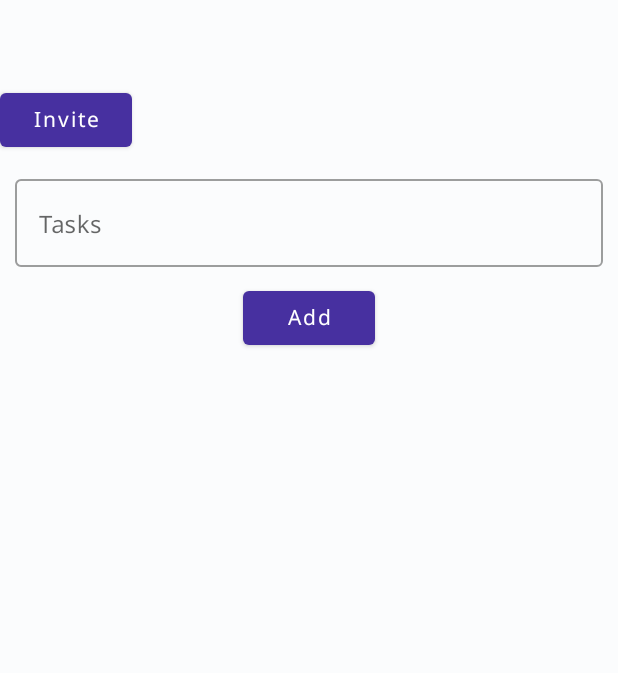
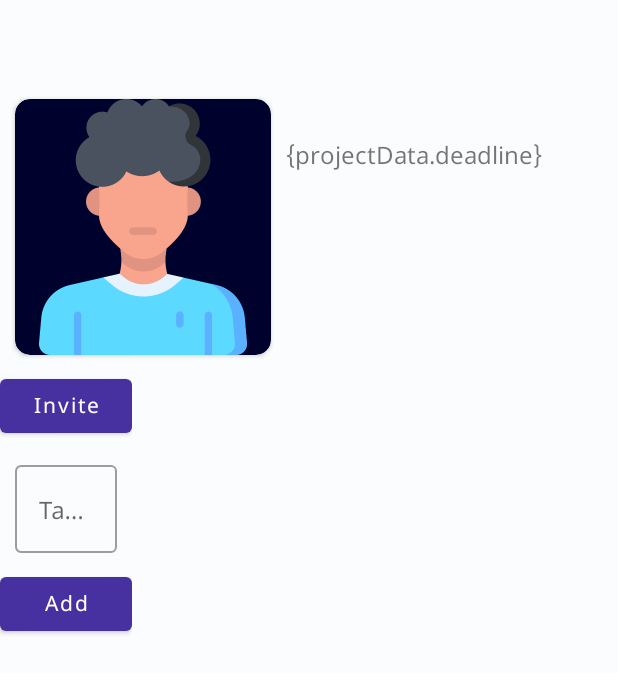
Before and after one commit to arshan05/kanban, an Android app: the ProjectDetailedFragment screen opened through its navigation route, on a phone screen of 412 x 824 dp. Shown: the top 673 px of the screen. Run offline under Robolectric (Android 15) with nearby library versions, the light colour scheme and no system bars; our stand-ins replace Firebase (no records; nobody signed in at launch, a user with empty details on screens opened directly), data binding, navigation-ui.

Commit message:
designing project detailed page

```diff
--- a/app/src/main/java/com/example/kanban/authentication/Signup.kt
+++ b/app/src/main/java/com/example/kanban/authentication/Signup.kt
@@ -59,6 +59,7 @@ class Signup : AppCompatActivity() {
     }
 
     fun writeNewUser(name: String, username: String, email: String, password: String) {
+        val pic = resources.getDrawable(R.drawable.profile_pic_icon)
         val user = Users(name = name, username = username, email = email)
         database.getReference().child("Users")
             .addListenerForSingleValueEvent(object : ValueEventListener {
--- a/app/src/main/res/layout/fragment_project_detailed.xml
+++ b/app/src/main/res/layout/fragment_project_detailed.xml
@@ -1,19 +1,64 @@
 <?xml version="1.0" encoding="utf-8"?>
 <layout xmlns:android="http://schemas.android.com/apk/res/android"
-    xmlns:tools="http://schemas.android.com/tools">
+    xmlns:tools="http://schemas.android.com/tools"
+    xmlns:app="http://schemas.android.com/apk/res-auto">
     <data>
         <variable
             name="projectData"
             type="com.example.kanban.tables.Projects" />
     </data>
 
-    <LinearLayout
+    <RelativeLayout
         android:layout_width="match_parent"
         android:layout_height="match_parent"
         android:layout_marginTop="?attr/actionBarSize"
-        android:orientation="vertical"
         tools:context=".project.ProjectDetailedFragment">
 
+        <androidx.cardview.widget.CardView
+            android:id="@+id/profilePicHolder"
+            android:layout_width="wrap_content"
+            android:layout_height="wrap_content"
+            android:padding="10px"
+            android:elevation="10dp"
+            app:cardCornerRadius="10dp"
+            android:layout_margin="10dp"
+            android:backgroundTint="@color/textBlack"
+            >
+            <ImageView
+                android:backgroundTint="@android:color/transparent"
+                android:id="@+id/profilePicImageView"
+                android:layout_width="256px"
+                android:layout_height="256px"
+                android:layout_gravity="center"
+                android:src="@drawable/profile_pic_icon"
+                android:contentDescription="profile image" />
+
+        </androidx.cardview.widget.CardView>
+
+        <TextView
+            android:id="@+id/projectNameDisplayInDetailedPage"
+            android:layout_width="wrap_content"
+            android:layout_height="wrap_content"
+            android:text="@{projectData.project_name}"
+            android:textSize="24sp"
+            style="@style/AppFontBold"
+            android:layout_toRightOf="@+id/profilePicHolder"
+            />
+
+        <TextView
+            android:layout_width="wrap_content"
+            android:layout_height="wrap_content"
+            android:text="{projectData.deadline}"
+            android:textSize="16sp"
+            android:layout_toRightOf="@+id/profilePicHolder"
+            android:layout_below="@+id/projectNameDisplayInDetailedPage"
+            />
+
+        <LinearLayout
+            android:layout_width="wrap_content"
+            android:layout_height="wrap_content"
+            android:layout_below="@+id/profilePicHolder"
+            android:orientation="vertical">
             <Button
                 android:id="@+id/inviteBtn"
                 android:layout_width="wrap_content"
@@ -64,6 +109,7 @@
                 android:layout_width="match_parent"
                 android:layout_height="match_parent" />
         </LinearLayout>
+    </RelativeLayout>
 
 
 </layout>
```
Also changed, not shown: app/src/main/AndroidManifest.xml (+0 -28 lines), 1 other file. Lines whose indentation alone changed are shown as unchanged.
